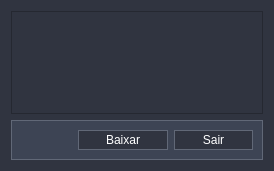
Old version of the form src/ui/updatewindow/ui_updatewindow.ui in the repository victobriel/Receipt-Generator.
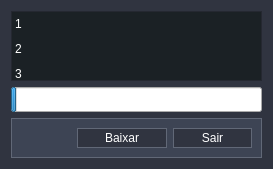
New version of the form. Icons and pictures are not drawn.

Diff of the .ui file:
```diff
--- a/src/ui/updatewindow/ui_updatewindow.ui
+++ b/src/ui/updatewindow/ui_updatewindow.ui
@@ -6,8 +6,8 @@
    <rect>
     <x>0</x>
     <y>0</y>
-    <width>274</width>
-    <height>171</height>
+    <width>273</width>
+    <height>168</height>
    </rect>
   </property>
   <property name="windowTitle">
@@ -67,6 +67,48 @@
      </property>
      <property name="selectionMode">
       <enum>QAbstractItemView::NoSelection</enum>
+     </property>
+     <item>
+      <property name="text">
+       <string>1</string>
+      </property>
+     </item>
+     <item>
+      <property name="text">
+       <string>2</string>
+      </property>
+     </item>
+     <item>
+      <property name="text">
+       <string>3</string>
+      </property>
+     </item>
+     <item>
+      <property name="text">
+       <string>4</string>
+      </property>
+     </item>
+    </widget>
+   </item>
+   <item>
+    <widget class="QProgressBar" name="updateProgressBar">
+     <property name="minimumSize">
+      <size>
+       <width>0</width>
+       <height>25</height>
+      </size>
+     </property>
+     <property name="maximumSize">
+      <size>
+       <width>16777215</width>
+       <height>25</height>
+      </size>
+     </property>
+     <property name="value">
+      <number>2</number>
+     </property>
+     <property name="textVisible">
+      <bool>false</bool>
      </property>
     </widget>
    </item>
```
Left out of the diff: 2 changed lines with no effect on the pictures.
